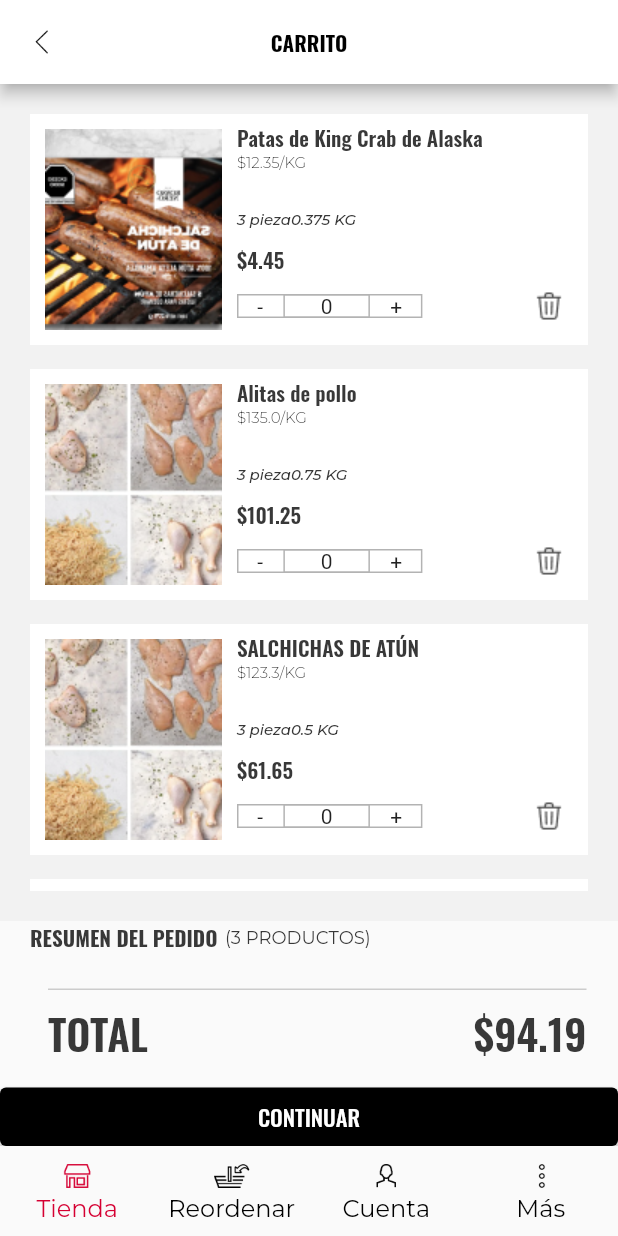
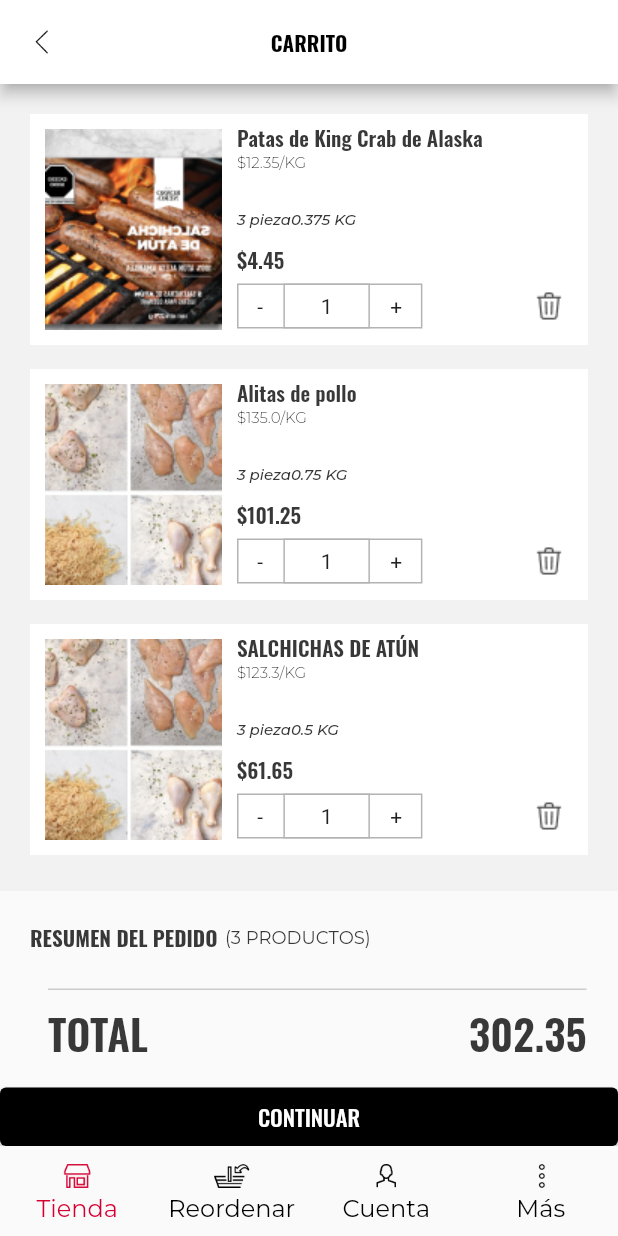
Before and after one commit to YogeshBhamasra/flutter_demo_application, a Flutter app: the screen it shows after launch, on a phone screen of 412 x 824 dp. Run offline on Flutter 3.47's test engine with Material 2 defaults, Android fonts, the phone set to English and light mode, and no system bars; our stand-ins replace get, google_fonts.

Commit message:
Cart Screen Functionalities using getx

```diff
--- a/lib/controllers/cart_controller.dart
+++ /dev/null
@@ -1,5 +0,0 @@
-import 'package:get/get.dart';
-
-class CartController extends GetxController {
-
-}
--- a/lib/models/cart_product_model.dart
+++ b/lib/models/cart_product_model.dart
@@ -1,4 +1,5 @@
 import 'package:flutter/material.dart';
+import 'package:get/get.dart';
 
 class Product {
   Image productImage;
@@ -7,7 +8,8 @@ class Product {
   double weight;
   double price;
   int pieces;
-  var count = 0;
+  RxDouble get totalPrice => (count.value * price).obs;
+  RxInt count;
   Product({
     required this.productImage,
     required this.pricePerKG,
@@ -15,5 +17,6 @@ class Product {
     required this.weight,
     required this.price,
     required this.pieces,
+    required this.count,
   });
 }
--- a/lib/pages/cart_page.dart
+++ b/lib/pages/cart_page.dart
@@ -3,6 +3,7 @@ import 'package:flutter_demo_application/models/cart_product_model.dart';
 import 'package:flutter_demo_application/ui_helpers/cart_product_view.dart';
 import 'package:flutter_demo_application/view_model/cart_vm.dart';
 import 'package:google_fonts/google_fonts.dart';
+import 'package:get/get.dart';
 
 // class Cart extends StatelessWidget {
 //   static const CartVM vm = CartVM();
@@ -23,10 +24,10 @@ class Cart extends StatefulWidget {
 }
 
 class _CartState extends State<Cart> {
-  CartVM vm = CartVM();
+  final CartVM vm = Get.put(CartVM());
   @override
   Widget build(BuildContext context) {
-    List<Product> products = vm.getProducts();
+    RxList<Product> products = vm.getProducts();
     return Scaffold(
       appBar: AppBar(
         leading: IconButton(
@@ -53,14 +54,19 @@ class _CartState extends State<Cart> {
         ),
         centerTitle: true,
       ),
-      body: Column(
+      body: OrientationBuilder(builder: (context, orientation) {
+        var size = MediaQuery.of(context).size;
+        var height =
+            orientation == Orientation.portrait ? size.height : size.width;
+        return Column(
           children: <Widget>[
             Flexible(
               child: Container(
                 color: Color.fromRGBO(242, 242, 242, 1.0),
                 padding: EdgeInsets.all(20.0),
                 height: double.infinity,
-              child: ListView.separated(
+                child: Obx(
+                  () => ListView.separated(
                     itemCount: products.length,
                     itemBuilder: (context, index) {
                       return CartProductView(
@@ -73,11 +79,15 @@ class _CartState extends State<Cart> {
                   ),
                 ),
               ),
+            ),
             Container(
-            height: 150.0,
+              height: 170.0,
               child: Column(
                 mainAxisAlignment: MainAxisAlignment.start,
                 children: [
+                  SizedBox(
+                    height: 20.0,
+                  ),
                   Row(
                     children: <Widget>[
                       SizedBox(
@@ -137,14 +147,16 @@ class _CartState extends State<Cart> {
                         ),
                       ),
                       Spacer(),
-                    Text(
-                      "\$94.19",
+                      Obx(
+                        () => Text(
+                          vm.getTotalPrice(),
                           textAlign: TextAlign.end,
                           style: TextStyle(
                             fontSize: 28,
                             fontWeight: FontWeight.w600,
                             color: Color.fromRGBO(56, 56, 56, 1.0),
                             fontFamily: GoogleFonts.oswald().fontFamily,
+                          ),
                         ),
                       ),
                       SizedBox(
@@ -177,7 +189,8 @@ class _CartState extends State<Cart> {
               ),
             ),
           ],
-      ),
+        );
+      }),
     );
   }
 }
--- a/lib/ui_helpers/cart_product_view.dart
+++ b/lib/ui_helpers/cart_product_view.dart
@@ -1,8 +1,9 @@
-import 'dart:ui';
-
 import 'package:flutter/material.dart';
+import 'package:flutter_demo_application/controllers/product_controller.dart';
 import 'package:flutter_demo_application/models/cart_product_model.dart';
+import 'package:flutter_demo_application/view_model/cart_vm.dart';
 import 'package:google_fonts/google_fonts.dart';
+import 'package:get/get.dart';
 
 class CartProductView extends StatelessWidget {
   final Product product;
@@ -12,6 +13,7 @@ class CartProductView extends StatelessWidget {
   @override
   Widget build(BuildContext context) {
     double width = MediaQuery.of(context).size.width;
+    CartVM controller = Get.find<CartVM>();
     return Container(
       decoration: BoxDecoration(
         color: Colors.white,
@@ -31,7 +33,7 @@ class CartProductView extends StatelessWidget {
             child: Column(
               mainAxisAlignment: MainAxisAlignment.start,
               crossAxisAlignment: CrossAxisAlignment.start,
-              children: <Widget>[
+              children: [
                 const SizedBox(
                   height: 5.0,
                 ),
@@ -96,6 +98,7 @@ class CartProductView extends StatelessWidget {
                 Row(
                   children: [
                     SizedBox(
+                      height: 30.0,
                       width: width * 0.3,
                       child: InkWell(
                         splashColor: Colors.transparent,
@@ -115,10 +118,12 @@ class CartProductView extends StatelessWidget {
                               GestureDetector(
                                 onTap: () {
                                   //product remove function
+                                  controller.decreaseProduct(product);
                                 },
                                 child: const Text("-"),
                               ),
-                              SizedBox(
+                              Obx(
+                                () => SizedBox(
                                   width: width * 0.14,
                                   child: InkWell(
                                     splashColor: Colors.transparent,
@@ -132,14 +137,17 @@ class CartProductView extends StatelessWidget {
                                         ),
                                         shape: BoxShape.rectangle,
                                       ),
+                                      child: Center(
                                           child:
-                                        Center(child: Text("${product.count}")),
+                                              Text("${product.count.value}")),
+                                    ),
                                   ),
                                 ),
                               ),
                               GestureDetector(
                                 onTap: () {
                                   //product add function
+                                  controller.increaseProduct(product);
                                 },
                                 child: const Text("+"),
                               ),
@@ -149,7 +157,10 @@ class CartProductView extends StatelessWidget {
                       ),
                     ),
                     Spacer(),
-                    Image.asset("assets/images/bin.png"),
+                    GestureDetector(
+                      onTap: () => controller.removeProduct(product),
+                      child: Image.asset("assets/images/bin.png"),
+                    ),
                     SizedBox(
                       width: 10.0,
                     ),
--- a/lib/view_model/cart_vm.dart
+++ b/lib/view_model/cart_vm.dart
@@ -1,57 +1,84 @@
 import 'package:flutter/material.dart';
 import 'package:flutter_demo_application/models/cart_product_model.dart';
+import 'package:get/get.dart';
 
-class CartVM extends ChangeNotifier {
-  final List<Product> _cartProducts = [];
-
-  CartVM() {
-    addProducts();
-  }
-  void addProducts() {
-    _cartProducts.add(Product(
+class CartVM extends GetxController {
+  final RxList<Product> _cartProducts = [
+    Product(
       productImage: Image.asset("assets/images/Item_1.png"),
       pricePerKG: 12.35,
       title: "Patas de King Crab de Alaska",
       weight: 0.375,
       price: 4.45,
       pieces: 3,
-    ));
-    _cartProducts.add(Product(
+      count: 1.obs,
+    ),
+    Product(
       productImage: Image.asset("assets/images/Item_2.png"),
       pricePerKG: 135,
       title: "Alitas de pollo",
       weight: 0.75,
       price: 101.25,
       pieces: 3,
-    ));
-    _cartProducts.add(Product(
+      count: 1.obs,
+    ),
+    Product(
       productImage: Image.asset("assets/images/Item_3.png"),
       pricePerKG: 123.3,
       title: "SALCHICHAS DE ATÚN",
       weight: 0.5,
       price: 61.65,
       pieces: 3,
-    ));
-    _cartProducts.add(Product(
+      count: 1.obs,
+    ),
+    Product(
       productImage: Image.asset("assets/images/Item_4.png"),
       pricePerKG: 15,
       title: "King Alaska",
       weight: 0.25,
       price: 3.75,
       pieces: 3,
-    ));
-    _cartProducts.add(Product(
+      count: 1.obs,
+    ),
+    Product(
       productImage: Image.asset("assets/images/Item_5.png"),
       pricePerKG: 150,
       title: "Patas de King Crab",
       weight: 0.875,
       price: 131.25,
       pieces: 3,
-    ));
-    notifyListeners();
+      count: 1.obs,
+    ),
+  ].obs;
+  String getTotalPrice() {
+    double total = 0.0;
+    for (Product product in _cartProducts) {
+      total += product.totalPrice.value;
+    }
+    return total.toStringAsFixed(2);
   }
 
-  List<Product> getProducts() {
+  RxList<Product> getProducts() {
     return _cartProducts;
   }
+
+  void removeProduct(Product product) {
+    _cartProducts.remove(product);
+    _cartProducts.refresh();
+    update();
+  }
+
+  void increaseProduct(Product product) {
+    product.count.value++;
+    update();
+  }
+
+  void decreaseProduct(Product product) {
+    if (product.count.value > 1) {
+      product.count.value--;
+      update();
+    } else if (product.count.value == 1) {
+      removeProduct(product);
+    }
+  }
 }
```
Also changed, not shown: lib/controllers/product_controller.dart (added, +23 -0 lines). Lines whose indentation alone changed are shown as unchanged.
